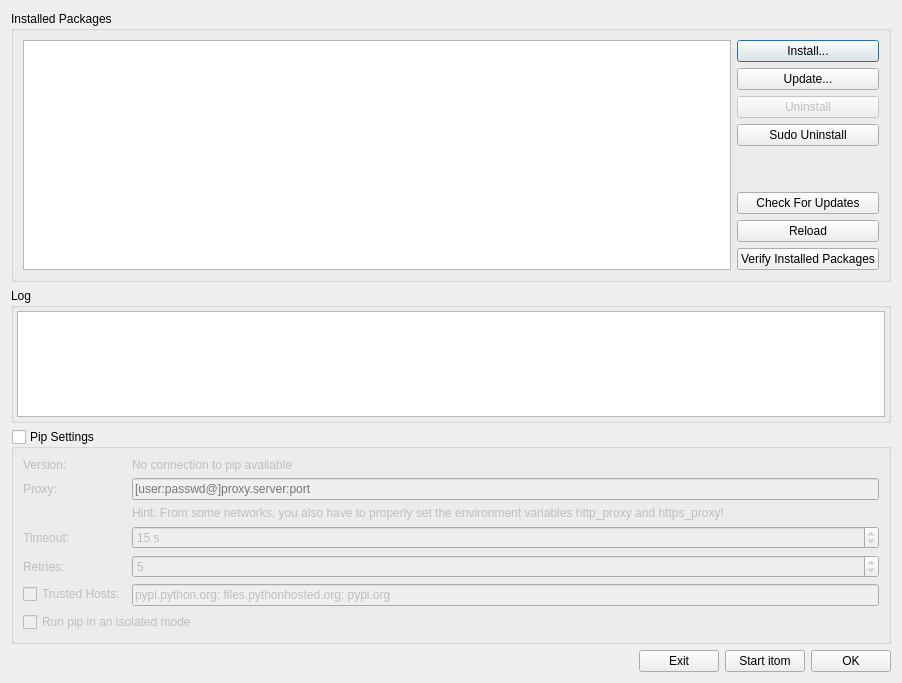
The window that Qitom/ui/dialogPipManager.ui (itom-project/itom) describes before a commit, drawn with Qt 5.
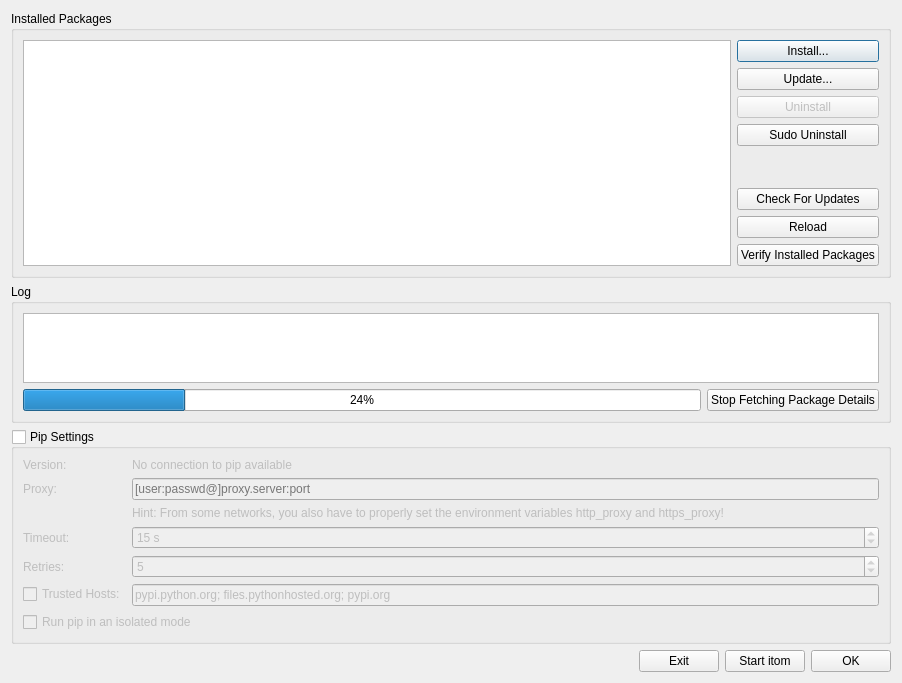
The same window after the commit. Custom widgets are drawn as their Qt base class.

Commit message: improved user interface of dialog pip manager (cancellable progress bar when fetching package details)

Patch:
```diff
--- a/Qitom/ui/dialogPipManager.ui
+++ b/Qitom/ui/dialogPipManager.ui
@@ -103,19 +103,7 @@
      <property name="title">
       <string>Log</string>
      </property>
-     <layout class="QHBoxLayout" name="horizontalLayout_2">
-      <property name="leftMargin">
-       <number>3</number>
-      </property>
-      <property name="topMargin">
-       <number>3</number>
-      </property>
-      <property name="rightMargin">
-       <number>3</number>
-      </property>
-      <property name="bottomMargin">
-       <number>3</number>
-      </property>
+     <layout class="QVBoxLayout" name="verticalLayout_3">
       <item>
        <widget class="QTextEdit" name="txtLog">
         <property name="readOnly">
@@ -123,13 +111,40 @@
         </property>
         <property name="html">
          <string>&lt;!DOCTYPE HTML PUBLIC &quot;-//W3C//DTD HTML 4.0//EN&quot; &quot;http://www.w3.org/TR/REC-html40/strict.dtd&quot;&gt;
-&lt;html&gt;&lt;head&gt;&lt;meta name=&quot;qrichtext&quot; content=&quot;1&quot; /&gt;&lt;style type=&quot;text/css&quot;&gt;
+&lt;html&gt;&lt;head&gt;&lt;meta name=&quot;qrichtext&quot; content=&quot;1&quot; /&gt;&lt;meta charset=&quot;utf-8&quot; /&gt;&lt;style type=&quot;text/css&quot;&gt;
 p, li { white-space: pre-wrap; }
-&lt;/style&gt;&lt;/head&gt;&lt;body style=&quot; font-family:'MS Shell Dlg 2'; font-size:7.8pt; font-weight:400; font-style:normal;&quot;&gt;
-&lt;p style=&quot;-qt-paragraph-type:empty; margin-top:0px; margin-bottom:0px; margin-left:0px; margin-right:0px; -qt-block-indent:0; text-indent:0px; font-size:8pt;&quot;&gt;&lt;br /&gt;&lt;/p&gt;&lt;/body&gt;&lt;/html&gt;</string>
+hr { height: 1px; border-width: 0; }
+li.unchecked::marker { content: &quot;\2610&quot;; }
+li.checked::marker { content: &quot;\2612&quot;; }
+&lt;/style&gt;&lt;/head&gt;&lt;body style=&quot; font-family:'Segoe UI'; font-size:9pt; font-weight:400; font-style:normal;&quot;&gt;
+&lt;p style=&quot;-qt-paragraph-type:empty; margin-top:0px; margin-bottom:0px; margin-left:0px; margin-right:0px; -qt-block-indent:0; text-indent:0px; font-family:'MS Shell Dlg 2'; font-size:8pt;&quot;&gt;&lt;br /&gt;&lt;/p&gt;&lt;/body&gt;&lt;/html&gt;</string>
         </property>
        </widget>
       </item>
+      <item>
+       <layout class="QHBoxLayout" name="horizontalLayout_2">
+        <item>
+         <widget class="QProgressBar" name="progressCancelFetchDetails">
+          <property name="value">
+           <number>24</number>
+          </property>
+          <property name="textVisible">
+           <bool>true</bool>
+          </property>
+          <property name="invertedAppearance">
+           <bool>false</bool>
+          </property>
+         </widget>
+        </item>
+        <item>
+         <widget class="QPushButton" name="btnCancelFetchDetails">
+          <property name="text">
+           <string>Stop Fetching Package Details</string>
+          </property>
+         </widget>
+        </item>
+       </layout>
+      </item>
      </layout>
     </widget>
    </item>
```
The commit also changes 4 other files.
